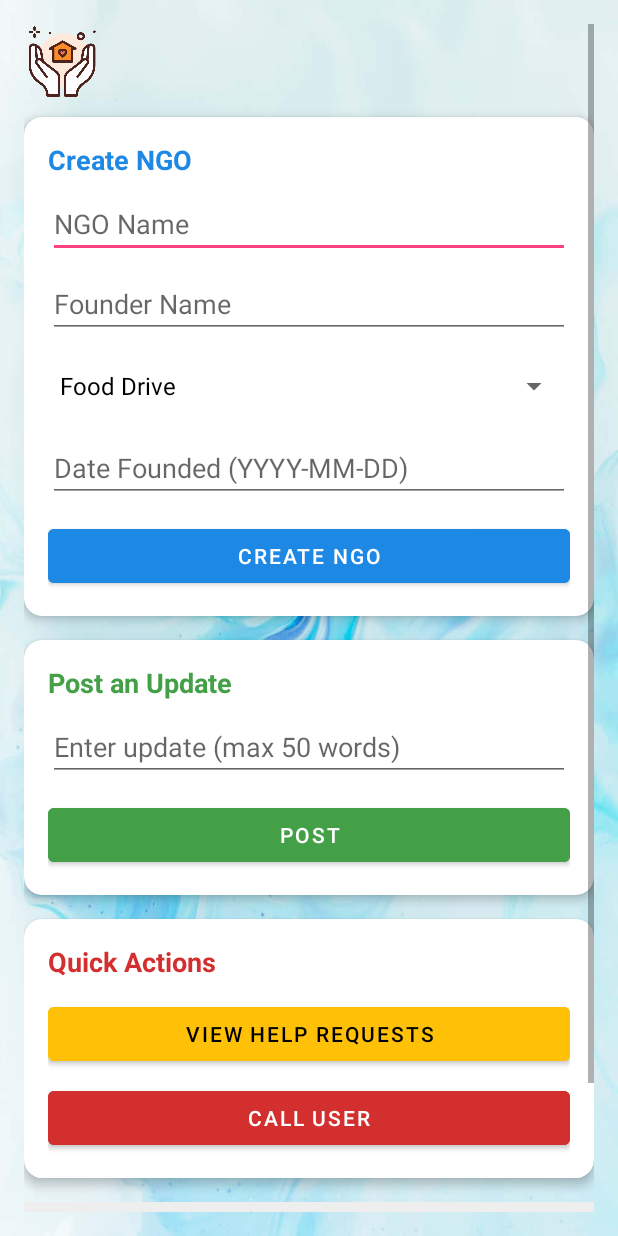
After one commit to aadeza/HelpAtHome_INSY7315, an Android app built with Jetpack Compose: the NGOModel screen opened directly, with no data from a screen before it, on a phone screen of 412 x 824 dp. The commit adds this screen. Run offline under Robolectric (Android 15) with nearby library versions, the phone set to English and light mode, and no system bars; our stand-ins replace Firebase (no records; nobody signed in at launch, a user with empty details on screens opened directly).

Commit message:
Updated NGO

```diff
--- a/app/src/main/java/com/example/helpathome/MainActivity.kt
+++ b/app/src/main/java/com/example/helpathome/MainActivity.kt
@@ -50,7 +50,7 @@ class MainActivity : ComponentActivity() {
                 .addOnCompleteListener { task ->
                     if (task.isSuccessful) {
                         Toast.makeText(this, "Login successful", Toast.LENGTH_SHORT).show()
-                        startActivity(Intent(this, Home::class.java))
+                        startActivity(Intent(this, NGOModel::class.java))
                         finish()
                     } else {
                         Toast.makeText(this, "Login failed: ${task.exception?.message}", Toast.LENGTH_LONG).show()
--- /dev/null
+++ b/app/src/main/java/com/example/helpathome/NGOModel.kt
@@ -0,0 +1,130 @@
+package com.example.helpathome
+
+import android.content.Intent
+import android.net.Uri
+import android.os.Bundle
+import android.widget.*
+import androidx.appcompat.app.AppCompatActivity
+import com.google.firebase.auth.FirebaseAuth
+import com.google.firebase.database.*
+
+class NGOModel : AppCompatActivity() {
+
+    private lateinit var auth: FirebaseAuth
+    private lateinit var txtUserName: TextView
+    private lateinit var txtResults: TextView
+    private lateinit var db: DatabaseReference
+
+    override fun onCreate(savedInstanceState: Bundle?) {
+        super.onCreate(savedInstanceState)
+        setContentView(R.layout.activity_ngomodel)
+
+        auth = FirebaseAuth.getInstance()
+        db = FirebaseDatabase.getInstance().reference
+
+        txtUserName = findViewById(R.id.txtUserName)
+        txtResults = findViewById(R.id.txtViewResults)
+
+        val currentUser = auth.currentUser
+        txtUserName.text = currentUser?.email ?: "NGO User"
+
+        val btnSubmitNGO = findViewById<Button>(R.id.btnCreateNGO)
+        val btnPostUpdate = findViewById<Button>(R.id.btnPostUpdate)
+        val btnHelpRequests = findViewById<Button>(R.id.btnHelpRequests)
+        val btnCallUser = findViewById<Button>(R.id.btnCallUser)
+
+        val editName = findViewById<EditText>(R.id.editName)
+        val editFounder = findViewById<EditText>(R.id.editFounder)
+        val editDateFounded = findViewById<EditText>(R.id.editDateFounded)
+        val spinner = findViewById<Spinner>(R.id.spinnerCategory)
+        val editPostMessage = findViewById<EditText>(R.id.editPostMessage)
+
+        val categories = arrayOf("Food Drive", "Pet Rescue", "Legal Aid", "Shelter Support")
+        val adapter = ArrayAdapter(this, android.R.layout.simple_spinner_dropdown_item, categories)
+        spinner.adapter = adapter
+
+        // ✅ Submit NGO
+        btnSubmitNGO.setOnClickListener {
+            val name = editName.text.toString()
+            val founder = editFounder.text.toString()
+            val dateFounded = editDateFounded.text.toString()
+            val category = spinner.selectedItem.toString()
+
+            if (name.isNotEmpty() && founder.isNotEmpty() && dateFounded.isNotEmpty()) {
+                val ngo = mapOf(
+                    "name" to name,
+                    "founder" to founder,
+                    "category" to category,
+                    "dateFounded" to dateFounded
+                )
+                db.child("NGOs").push().setValue(ngo)
+                Toast.makeText(this, "✅ NGO Saved!", Toast.LENGTH_SHORT).show()
+                loadNGOData()
+            } else {
+                Toast.makeText(this, "❌ Fill all NGO fields", Toast.LENGTH_SHORT).show()
+            }
+        }
+
+        // ✅ Post Update
+        btnPostUpdate.setOnClickListener {
+            val message = editPostMessage.text.toString()
+            if (message.split("\\s+".toRegex()).size <= 50 && message.isNotEmpty()) {
+                val update = mapOf(
+                    "message" to message,
+                    "timestamp" to System.currentTimeMillis()
+                )
+                db.child("NGOUpdates").push().setValue(update)
+                Toast.makeText(this, "📢 Update posted!", Toast.LENGTH_SHORT).show()
+                loadUpdates()
+            } else {
+                Toast.makeText(this, "❌ Max 50 words", Toast.LENGTH_SHORT).show()
+            }
+        }
+
+        // ✅ View Help Requests
+        btnHelpRequests.setOnClickListener {
+            val helpRequests = """
+                📥 Help Requests:
+                • Zone A: Family needs food
+                • Zone B: Legal aid needed
+                • Zone C: Shelter request for 3 people
+            """.trimIndent()
+            txtResults.text = helpRequests
+        }
+
+        // ✅ Call user → new screen (we'll build it later)
+        btnCallUser.setOnClickListener {
+            val intent = Intent(this, CallUsersActivity::class.java)
+            startActivity(intent)
+        }
+
+        loadNGOData()
+        loadUpdates()
+    }
+
+    // Load NGO entries
+    private fun loadNGOData() {
+        db.child("NGOs").get().addOnSuccessListener { snapshot ->
+            val builder = StringBuilder()
+            builder.append("📌 NGOs Registered:\n")
+            snapshot.children.forEach {
+                val data = it.value as Map<*, *>
+                builder.append("• ${data["name"]} (${data["category"]})\n")
+            }
+            txtResults.text = builder.toString()
+        }
+    }
+
+    // Load update posts
+    private fun loadUpdates() {
+        db.child("NGOUpdates").get().addOnSuccessListener { snapshot ->
+            val builder = StringBuilder()
+            builder.append("\n📢 Recent Updates:\n")
+            snapshot.children.forEach {
+                val data = it.value as Map<*, *>
+                builder.append("• ${data["message"]}\n")
+            }
+            txtResults.append(builder.toString())
+        }
+    }
+}
--- /dev/null
+++ b/app/src/main/res/layout/activity_ngomodel.xml
@@ -0,0 +1,198 @@
+<?xml version="1.0" encoding="utf-8"?>
+<ScrollView xmlns:android="http://schemas.android.com/apk/res/android"
+    xmlns:card_view="http://schemas.android.com/apk/res-auto"
+    android:layout_width="match_parent"
+    android:layout_height="match_parent"
+    android:padding="16dp"
+    android:background="@drawable/homebackground">
+
+    <LinearLayout
+        android:layout_width="match_parent"
+        android:layout_height="wrap_content"
+        android:orientation="vertical">
+
+        <!-- Dashboard Header -->
+        <LinearLayout
+            android:layout_width="match_parent"
+            android:layout_height="wrap_content"
+            android:orientation="horizontal"
+            android:gravity="center_vertical"
+            android:paddingBottom="12dp">
+
+            <ImageView
+                android:layout_width="50dp"
+                android:layout_height="50dp"
+                android:src="@drawable/helphomeicon"
+                android:contentDescription="Logo" />
+
+            <TextView
+                android:id="@+id/txtUserName"
+                android:layout_width="wrap_content"
+                android:layout_height="wrap_content"
+                android:text="Logged in as"
+                android:textSize="16sp"
+                android:textStyle="bold"
+                android:layout_marginStart="12dp"
+                android:textColor="#1E88E5" />
+        </LinearLayout>
+
+        <!-- NGO Creation Card -->
+        <androidx.cardview.widget.CardView
+            android:layout_width="match_parent"
+            android:layout_height="wrap_content"
+            card_view:cardElevation="4dp"
+            card_view:cardCornerRadius="12dp"
+            android:layout_marginBottom="16dp"
+            android:background="@android:color/white">
+
+            <LinearLayout
+                android:layout_width="match_parent"
+                android:layout_height="wrap_content"
+                android:orientation="vertical"
+                android:padding="16dp">
+
+                <TextView
+                    android:layout_width="wrap_content"
+                    android:layout_height="wrap_content"
+                    android:text="Create NGO"
+                    android:textSize="18sp"
+                    android:textStyle="bold"
+                    android:textColor="#1E88E5" />
+
+                <EditText
+                    android:id="@+id/editName"
+                    android:layout_width="match_parent"
+                    android:layout_height="wrap_content"
+                    android:hint="NGO Name"
+                    android:layout_marginTop="8dp" />
+
+                <EditText
+                    android:id="@+id/editFounder"
+                    android:layout_width="match_parent"
+                    android:layout_height="wrap_content"
+                    android:hint="Founder Name"
+                    android:layout_marginTop="8dp" />
+
+                <Spinner
+                    android:id="@+id/spinnerCategory"
+                    android:layout_width="match_parent"
+                    android:layout_height="wrap_content"
+                    android:layout_marginTop="8dp" />
+
+                <EditText
+                    android:id="@+id/editDateFounded"
+                    android:layout_width="match_parent"
+                    android:layout_height="wrap_content"
+                    android:hint="Date Founded (YYYY-MM-DD)"
+                    android:layout_marginTop="8dp" />
+
+                <Button
+                    android:id="@+id/btnCreateNGO"
+                    android:layout_width="match_parent"
+                    android:layout_height="wrap_content"
+                    android:text="Create NGO"
+                    android:backgroundTint="#1E88E5"
+                    android:textColor="#FFFFFF"
+                    android:layout_marginTop="12dp" />
+            </LinearLayout>
+        </androidx.cardview.widget.CardView>
+
+        <!-- Post Update Card -->
+        <androidx.cardview.widget.CardView
+            android:layout_width="match_parent"
+            android:layout_height="wrap_content"
+            card_view:cardElevation="4dp"
+            card_view:cardCornerRadius="12dp"
+            android:layout_marginBottom="16dp"
+            android:background="@android:color/white">
+
+            <LinearLayout
+                android:layout_width="match_parent"
+                android:layout_height="wrap_content"
+                android:orientation="vertical"
+                android:padding="16dp">
+
+                <TextView
+                    android:layout_width="wrap_content"
+                    android:layout_height="wrap_content"
+                    android:text="Post an Update"
+                    android:textSize="18sp"
+                    android:textStyle="bold"
+                    android:textColor="#43A047" />
+
+                <EditText
+                    android:id="@+id/editPostMessage"
+                    android:layout_width="match_parent"
+                    android:layout_height="wrap_content"
+                    android:hint="Enter update (max 50 words)"
+                    android:layout_marginTop="8dp"
+                    android:maxLines="3" />
+
+                <Button
+                    android:id="@+id/btnPostUpdate"
+                    android:layout_width="match_parent"
+                    android:layout_height="wrap_content"
+                    android:text="Post"
+                    android:backgroundTint="#43A047"
+                    android:textColor="#FFFFFF"
+                    android:layout_marginTop="12dp" />
+            </LinearLayout>
+        </androidx.cardview.widget.CardView>
+
+        <!-- Help Request + Call Buttons Card -->
+        <androidx.cardview.widget.CardView
+            android:layout_width="match_parent"
+            android:layout_height="wrap_content"
+            card_view:cardElevation="4dp"
+            card_view:cardCornerRadius="12dp"
+            android:layout_marginBottom="16dp"
+            android:background="@android:color/white">
+
+            <LinearLayout
+                android:layout_width="match_parent"
+                android:layout_height="wrap_content"
+                android:orientation="vertical"
+                android:padding="16dp">
+
+                <TextView
+                    android:layout_width="wrap_content"
+                    android:layout_height="wrap_content"
+                    android:text="Quick Actions"
+                    android:textSize="18sp"
+                    android:textStyle="bold"
+                    android:textColor="#D32F2F" />
+
+                <Button
+                    android:id="@+id/btnHelpRequests"
+                    android:layout_width="match_parent"
+                    android:layout_height="wrap_content"
+                    android:text="View Help Requests"
+                    android:backgroundTint="#FFC107"
+                    android:textColor="#000000"
+                    android:layout_marginTop="12dp" />
+
+                <Button
+                    android:id="@+id/btnCallUser"
+                    android:layout_width="match_parent"
+                    android:layout_height="wrap_content"
+                    android:text="Call User"
+                    android:backgroundTint="#D32F2F"
+                    android:textColor="#FFFFFF"
+                    android:layout_marginTop="8dp" />
+            </LinearLayout>
+        </androidx.cardview.widget.CardView>
+
+        <!-- Output Text Block -->
+        <TextView
+            android:id="@+id/txtViewResults"
+            android:layout_width="match_parent"
+            android:layout_height="wrap_content"
+            android:text="Your NGO information will appear here."
+            android:padding="16dp"
+            android:textSize="14sp"
+            android:background="#EEEEEE"
+            android:layout_marginBottom="24dp"
+            android:textColor="#000000" />
+
+    </LinearLayout>
+</ScrollView>
```
Also changed, not shown: app/src/main/AndroidManifest.xml (+7 -0 lines), app/src/main/java/com/example/helpathome/CallUserActivity.kt (added, +79 -0 lines), app/src/main/java/com/example/helpathome/CallUsersActivity.kt (added, +36 -0 lines), app/src/main/java/com/example/helpathome/HelpRequestsActivity.kt (added, +15 -0 lines), app/src/main/res/layout/activity_call_user.xml (added, +47 -0 lines).
